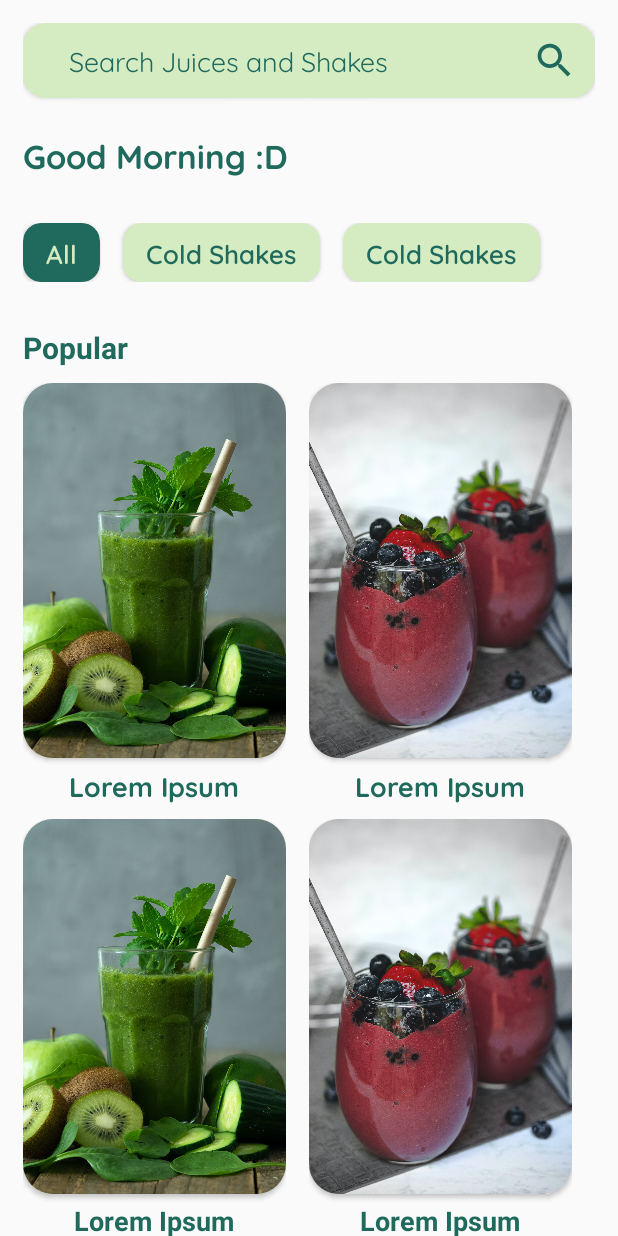
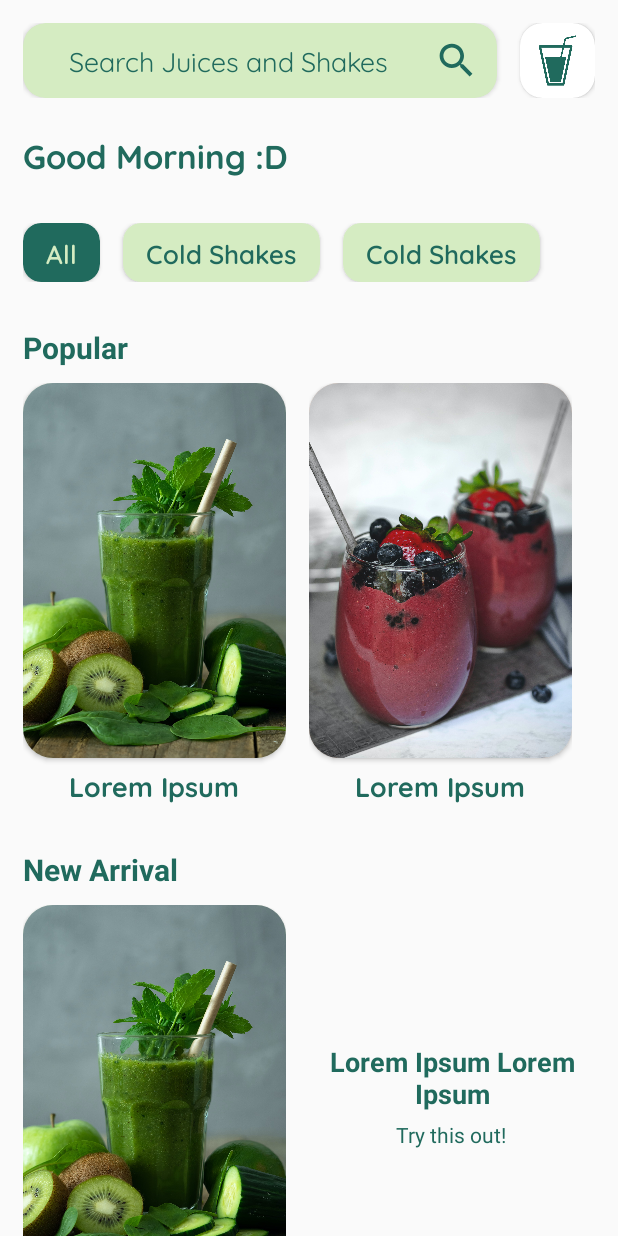
Before and after one commit to manishpandeyvp/lemon-squeeze, an Android app: the screen it shows after launch (MainActivity), on a phone screen of 412 x 824 dp. Run offline under Robolectric (Android 15) with nearby library versions, the light colour scheme and no system bars.

Commit message:
Seventh Commit

```diff
--- a/app/src/main/res/layout/activity_main.xml
+++ b/app/src/main/res/layout/activity_main.xml
@@ -14,9 +14,15 @@
         android:orientation="vertical"
         android:padding="15dp">
 
+        <LinearLayout
+            android:layout_width="match_parent"
+            android:layout_height="wrap_content"
+            android:orientation="horizontal">
+
             <androidx.cardview.widget.CardView
-            android:layout_width="match_parent"
+                android:layout_width="0dp"
                 android:layout_height="50dp"
+                android:layout_weight="1"
                 app:cardCornerRadius="15dp"
                 android:background="@color/light_green"
                 app:cardBackgroundColor="@color/light_green"
@@ -54,6 +60,25 @@
 
                 </LinearLayout>
             </androidx.cardview.widget.CardView>
+
+            <androidx.cardview.widget.CardView
+                android:layout_width="50dp"
+                android:layout_height="50dp"
+                app:cardCornerRadius="15dp"
+                android:layout_marginStart="15dp"
+                tools:layout_editor_absoluteX="30dp">
+
+                <ImageView
+                    android:layout_width="35dp"
+                    android:layout_height="35dp"
+                    android:layout_gravity="center"
+                    android:src="@drawable/menu"/>
+
+            </androidx.cardview.widget.CardView>
+
+        </LinearLayout>
+
+
 
         <TextView
             android:id="@+id/tv_wishes"
@@ -179,7 +204,8 @@
 
                 <TextView
                     android:id="@+id/tv_lorem1"
-                    android:layout_width="wrap_content"
+                    android:layout_width="175dp"
+                    android:gravity="center"
                     android:layout_height="wrap_content"
                     android:text="Lorem Ipsum"
                     android:textSize="18dp"
@@ -226,8 +252,18 @@
             </LinearLayout>
         </LinearLayout>
 
+        <TextView
+            android:id="@+id/tv_new_arrival"
+            android:layout_width="wrap_content"
+            android:layout_height="wrap_content"
+            android:layout_marginTop="30dp"
+            android:text="New Arrival"
+            android:textStyle="bold"
+            android:textColor="@color/dark_green"
+            android:textSize="20dp"/>
+
         <LinearLayout
-            android:layout_width="wrap_content"
+            android:layout_width="match_parent"
             android:layout_height="wrap_content"
             android:orientation="horizontal">
 
@@ -256,136 +292,39 @@
 
                 </androidx.cardview.widget.CardView>
 
+            </LinearLayout>
+
+            <LinearLayout
+                android:layout_width="match_parent"
+                android:layout_height="match_parent"
+                android:orientation="vertical"
+                android:layout_marginTop="10dp"
+                android:layout_marginStart="15dp"
+                android:gravity="center">
+
                 <TextView
                     android:id="@+id/tv_lorem3"
                     android:layout_width="wrap_content"
                     android:layout_height="wrap_content"
-                    android:text="Lorem Ipsum"
+                    android:gravity="center"
+                    android:text="Lorem Ipsum Lorem Ipsum"
                     android:textSize="18dp"
                     android:textStyle="bold"
                     android:textColor="@color/dark_green"
                     android:layout_marginTop="5dp"/>
-            </LinearLayout>
-
-            <LinearLayout
-                android:layout_width="wrap_content"
-                android:layout_height="wrap_content"
-                android:orientation="vertical"
-                android:layout_marginTop="10dp"
-                android:layout_marginStart="15dp"
-                android:gravity="center_horizontal">
-
-                <androidx.cardview.widget.CardView
-                    android:layout_width="175dp"
-                    android:layout_height="250dp"
-                    app:cardCornerRadius="20dp"
-                    android:background="@color/light_orange"
-                    app:cardBackgroundColor="@color/light_orange"
-                    tools:layout_editor_absoluteX="30dp">
-
-                    <ImageView
-                        android:layout_width="match_parent"
-                        android:layout_height="match_parent"
-                        android:src="@drawable/img2"
-                        android:scaleType="centerCrop"
-                        android:background="@drawable/image_container"
-                        android:outlineProvider="background"/>
-
-                </androidx.cardview.widget.CardView>
 
                 <TextView
                     android:id="@+id/tv_lorem4"
                     android:layout_width="wrap_content"
                     android:layout_height="wrap_content"
-                    android:text="Lorem Ipsum"
-                    android:textSize="18dp"
-                    android:textStyle="bold"
-                    android:textColor="@color/dark_green"
-                    android:layout_marginTop="5dp"/>
-            </LinearLayout>
-
-        </LinearLayout>
-
-        <LinearLayout
-            android:layout_width="wrap_content"
-            android:layout_height="wrap_content"
-            android:orientation="horizontal">
-
-            <LinearLayout
-                android:layout_width="wrap_content"
-                android:layout_height="wrap_content"
-                android:orientation="vertical"
-                android:layout_marginTop="10dp"
-                android:gravity="center_horizontal">
-
-                <androidx.cardview.widget.CardView
-                    android:layout_width="175dp"
-                    android:layout_height="250dp"
-                    app:cardCornerRadius="20dp"
-                    android:background="@color/light_green"
-                    app:cardBackgroundColor="@color/light_green"
-                    tools:layout_editor_absoluteX="30dp">
-
-                    <ImageView
-                        android:layout_width="match_parent"
-                        android:layout_height="match_parent"
-                        android:src="@drawable/img1"
-                        android:scaleType="centerCrop"
-                        android:background="@drawable/image_container"
-                        android:outlineProvider="background"/>
-
-                </androidx.cardview.widget.CardView>
-
-                <TextView
-                    android:id="@+id/tv_lorem5"
-                    android:layout_width="wrap_content"
-                    android:layout_height="wrap_content"
-                    android:text="Lorem Ipsum"
-                    android:textSize="18dp"
-                    android:textStyle="bold"
-                    android:textColor="@color/dark_green"
-                    android:layout_marginTop="5dp"/>
-            </LinearLayout>
-
-            <LinearLayout
-                android:layout_width="wrap_content"
-                android:layout_height="wrap_content"
-                android:orientation="vertical"
-                android:layout_marginTop="10dp"
-                android:layout_marginStart="15dp"
-                android:gravity="center_horizontal">
-
-                <androidx.cardview.widget.CardView
-                    android:layout_width="175dp"
-                    android:layout_height="250dp"
-                    app:cardCornerRadius="20dp"
-                    android:background="@color/light_orange"
-                    app:cardBackgroundColor="@color/light_orange"
-                    tools:layout_editor_absoluteX="30dp">
-
-                    <ImageView
-                        android:layout_width="match_parent"
-                        android:layout_height="match_parent"
-                        android:src="@drawable/img2"
-                        android:scaleType="centerCrop"
-                        android:background="@drawable/image_container"
-                        android:outlineProvider="background"/>
-
-                </androidx.cardview.widget.CardView>
-
-                <TextView
-                    android:id="@+id/tv_lorem6"
-                    android:layout_width="wrap_content"
-                    android:layout_height="wrap_content"
-                    android:text="Lorem Ipsum"
-                    android:textSize="18dp"
-                    android:textStyle="bold"
+                    android:gravity="center"
+                    android:text="Try this out!"
+                    android:textSize="14dp"
                     android:textColor="@color/dark_green"
                     android:layout_marginTop="5dp"/>
             </LinearLayout>
         </LinearLayout>
 
-
     </LinearLayout>
 
 </ScrollView>
```
Also changed, not shown: app/src/main/res/drawable/menu.png (added). Lines whose indentation alone changed are shown as unchanged.
